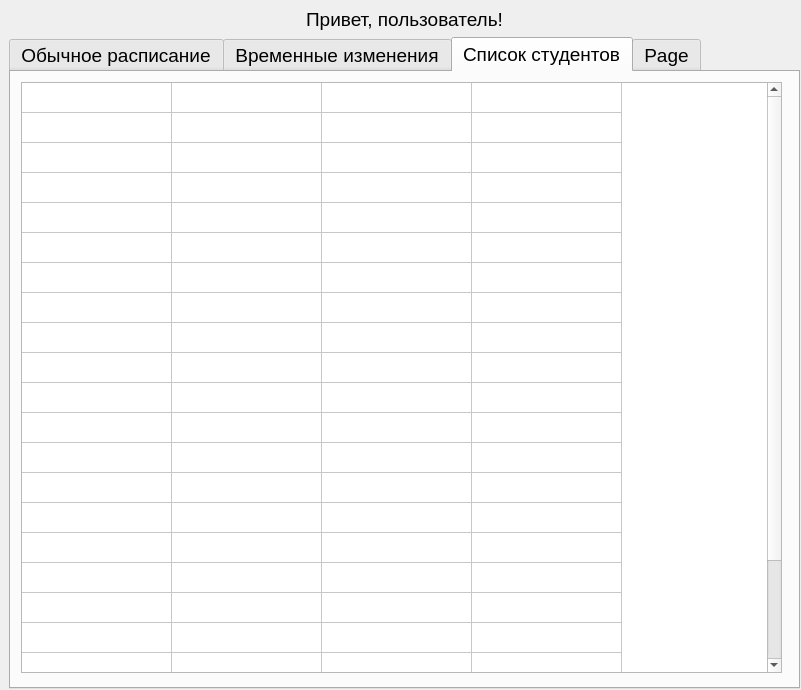
Qt form ui/work.ui (Skotmak/desktop_manager_vk_bot) before a commit.
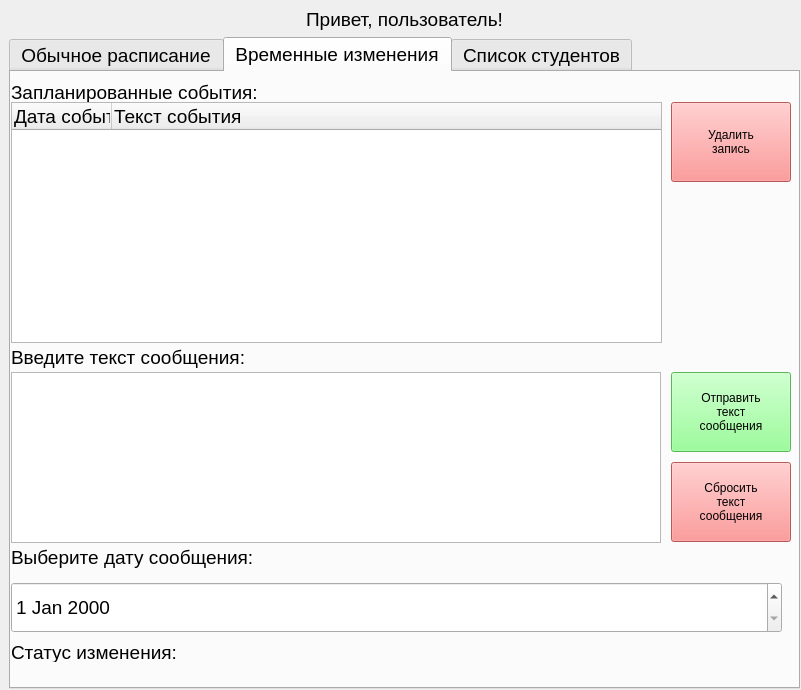
The same form after that commit. The open tabs and pages were chosen to show the change.

Commit message: add new table to tab 2

```diff
--- a/ui/work.ui
+++ b/ui/work.ui
@@ -638,167 +638,30 @@
           <string>Выберите дату сообщения:</string>
          </property>
         </widget>
-       </widget>
-       <widget class="QWidget" name="tab_3">
-        <attribute name="title">
-         <string>Список студентов</string>
-        </attribute>
-        <widget class="QTableWidget" name="stud_tab">
+        <widget class="QTreeWidget" name="treeWidget_2">
          <property name="geometry">
           <rect>
-           <x>10</x>
-           <y>10</y>
-           <width>761</width>
-           <height>591</height>
+           <x>0</x>
+           <y>30</y>
+           <width>651</width>
+           <height>241</height>
           </rect>
          </property>
-         <property name="minimumSize">
-          <size>
-           <width>761</width>
-           <height>0</height>
-          </size>
-         </property>
-         <property name="maximumSize">
-          <size>
-           <width>761</width>
-           <height>16777215</height>
-          </size>
-         </property>
-         <property name="frameShadow">
-          <enum>QFrame::Sunken</enum>
-         </property>
-         <property name="sizeAdjustPolicy">
-          <enum>QAbstractScrollArea::AdjustToContents</enum>
-         </property>
-         <property name="showGrid">
-          <bool>true</bool>
-         </property>
-         <property name="rowCount">
-          <number>23</number>
-         </property>
-         <attribute name="horizontalHeaderVisible">
-          <bool>false</bool>
-         </attribute>
-         <attribute name="horizontalHeaderCascadingSectionResizes">
-          <bool>true</bool>
-         </attribute>
-         <attribute name="horizontalHeaderDefaultSectionSize">
-          <number>150</number>
-         </attribute>
-         <attribute name="horizontalHeaderHighlightSections">
-          <bool>true</bool>
-         </attribute>
-         <attribute name="horizontalHeaderShowSortIndicator" stdset="0">
-          <bool>false</bool>
-         </attribute>
-         <attribute name="horizontalHeaderStretchLastSection">
-          <bool>false</bool>
-         </attribute>
-         <attribute name="verticalHeaderVisible">
-          <bool>false</bool>
-         </attribute>
-         <attribute name="verticalHeaderCascadingSectionResizes">
-          <bool>true</bool>
-         </attribute>
-         <attribute name="verticalHeaderDefaultSectionSize">
-          <number>30</number>
-         </attribute>
-         <row/>
-         <row/>
-         <row/>
-         <row/>
-         <row/>
-         <row/>
-         <row/>
-         <row/>
-         <row/>
-         <row/>
-         <row/>
-         <row/>
-         <row/>
-         <row/>
-         <row/>
-         <row/>
-         <row/>
-         <row/>
-         <row/>
-         <row/>
-         <row/>
-         <row/>
-         <row/>
          <column>
           <property name="text">
-           <string>Фамилия</string>
+           <string>Дата события</string>
           </property>
-          <property name="textAlignment">
-           <set>AlignCenter</set>
-          </property>
          </column>
          <column>
           <property name="text">
-           <string>Имя</string>
+           <string>Текст события</string>
           </property>
          </column>
-         <column>
-          <property name="text">
-           <string>Отчество</string>
-          </property>
-         </column>
-         <column>
-          <property name="text">
-           <string>Номер студенческого</string>
-          </property>
-         </column>
-         <item row="0" column="0">
-          <property name="text">
-           <string/>
-          </property>
-          <property name="textAlignment">
-           <set>AlignCenter</set>
-          </property>
-         </item>
-         <item row="0" column="1">
-          <property name="text">
-           <string/>
-          </property>
-          <property name="textAlignment">
-           <set>AlignCenter</set>
-          </property>
-         </item>
-         <item row="0" column="2">
-          <property name="text">
-           <string/>
-          </property>
-          <property name="textAlignment">
-           <set>AlignCenter</set>
-          </property>
-         </item>
-         <item row="0" column="3">
-          <property name="text">
-           <string/>
-          </property>
-          <property name="textAlignment">
-           <set>AlignCenter</set>
-          </property>
-         </item>
-         <item row="1" column="0">
-          <property name="text">
-           <string/>
-          </property>
-         </item>
-         <item row="1" column="3">
-          <property name="text">
-           <string/>
-          </property>
-          <property name="flags">
-           <set>ItemIsSelectable|ItemIsDragEnabled|ItemIsDropEnabled|ItemIsUserCheckable|ItemIsEnabled</set>
-          </property>
-         </item>
         </widget>
        </widget>
        <widget class="QWidget" name="tab">
         <attribute name="title">
-         <string>Page</string>
+         <string>Список студентов</string>
         </attribute>
         <widget class="QTreeWidget" name="treeWidget">
          <property name="geometry">
```
Left out of the diff: 72 changed lines with no effect on the pictures. The commit also changes 6 other files.
